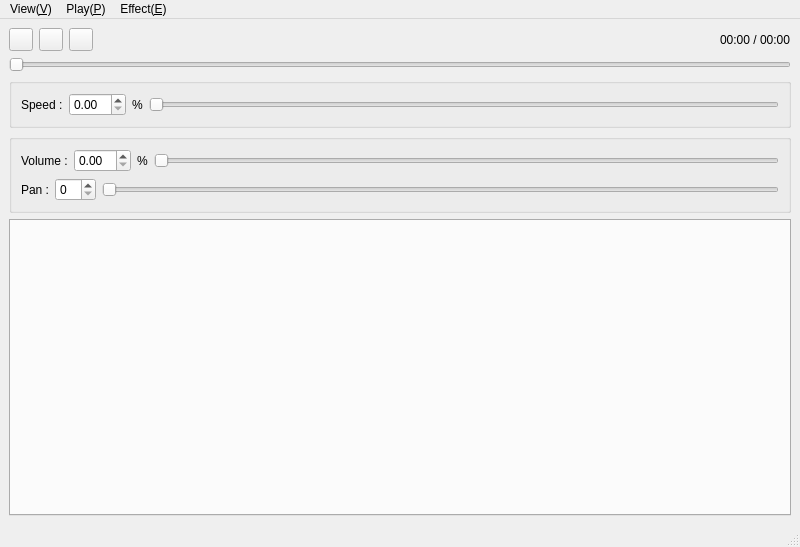
Qt form qt_gui/src/MainWnd/MainWnd.ui (ryotayama/hayaemon_windows) before a commit.
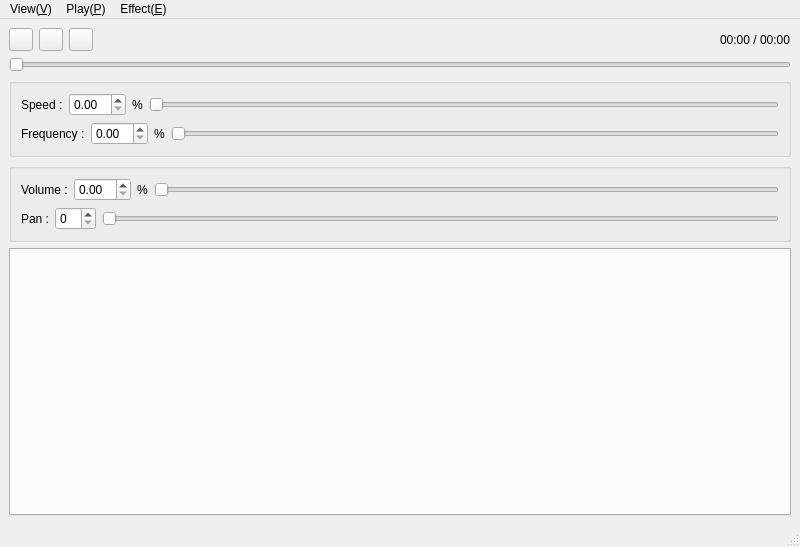
The same form after that commit. Icons and pictures are not drawn. Custom widgets are drawn as their Qt base class.

```diff
--- a/qt_gui/src/MainWnd/MainWnd.ui
+++ b/qt_gui/src/MainWnd/MainWnd.ui
@@ -132,6 +132,34 @@
          </item>
         </layout>
        </item>
+       <item>
+        <layout class="QHBoxLayout" name="horizontalLayout_4">
+         <item>
+          <widget class="QLabel" name="freqLabel">
+           <property name="text">
+            <string>Frequency :</string>
+           </property>
+          </widget>
+         </item>
+         <item>
+          <widget class="QDoubleSpinBox" name="freqSpinBox"/>
+         </item>
+         <item>
+          <widget class="QLabel" name="freqLabel2">
+           <property name="text">
+            <string>%</string>
+           </property>
+          </widget>
+         </item>
+         <item>
+          <widget class="CSliderCtrlCore" name="freqSlider">
+           <property name="orientation">
+            <enum>Qt::Horizontal</enum>
+           </property>
+          </widget>
+         </item>
+        </layout>
+       </item>
       </layout>
      </widget>
     </item>
```
Left out of the diff: 249 changed lines with no effect on the pictures.
